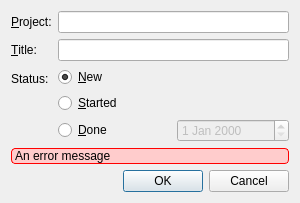
First picture: the form in addtaskdialog.ui, repository agateau/qyok, before the edit.
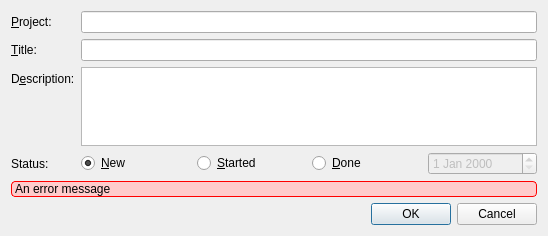
Second picture: the form after the edit.

Commit message: Add a description field

```diff
--- a/addtaskdialog.ui
+++ b/addtaskdialog.ui
@@ -6,14 +6,14 @@
    <rect>
     <x>0</x>
     <y>0</y>
-    <width>300</width>
-    <height>191</height>
+    <width>548</width>
+    <height>236</height>
    </rect>
   </property>
   <property name="windowTitle">
    <string>Add Task</string>
   </property>
-  <layout class="QVBoxLayout" name="verticalLayout_2">
+  <layout class="QVBoxLayout" name="verticalLayout">
    <item>
     <layout class="QFormLayout" name="formLayout">
      <item row="0" column="0">
@@ -43,14 +43,34 @@
       <widget class="QLineEdit" name="titleLineEdit"/>
      </item>
      <item row="2" column="0">
+      <widget class="QLabel" name="label_4">
+       <property name="text">
+        <string>D&amp;escription:</string>
+       </property>
+       <property name="buddy">
+        <cstring>descriptionTextEdit</cstring>
+       </property>
+      </widget>
+     </item>
+     <item row="2" column="1">
+      <widget class="QPlainTextEdit" name="descriptionTextEdit">
+       <property name="tabChangesFocus">
+        <bool>true</bool>
+       </property>
+       <property name="textInteractionFlags">
+        <set>Qt::TextEditorInteraction</set>
+       </property>
+      </widget>
+     </item>
+     <item row="3" column="0">
       <widget class="QLabel" name="label_3">
        <property name="text">
         <string>Status:</string>
        </property>
       </widget>
      </item>
-     <item row="2" column="1">
-      <layout class="QVBoxLayout" name="verticalLayout">
+     <item row="3" column="1">
+      <layout class="QHBoxLayout" name="horizontalLayout">
        <item>
         <widget class="QRadioButton" name="statusNew">
          <property name="text">
@@ -69,8 +89,6 @@
         </widget>
        </item>
        <item>
-        <layout class="QHBoxLayout" name="horizontalLayout">
-         <item>
           <widget class="QRadioButton" name="statusDone">
            <property name="text">
             <string>&amp;Done</string>
@@ -88,8 +106,6 @@
        </item>
       </layout>
      </item>
-    </layout>
-   </item>
    <item>
     <widget class="QLabel" name="errorLabel">
      <property name="sizePolicy">
```
Left out of the diff: 10 changed lines with no effect on the pictures. Lines whose indentation alone changed are shown as unchanged. The commit also changes 1 other file.
